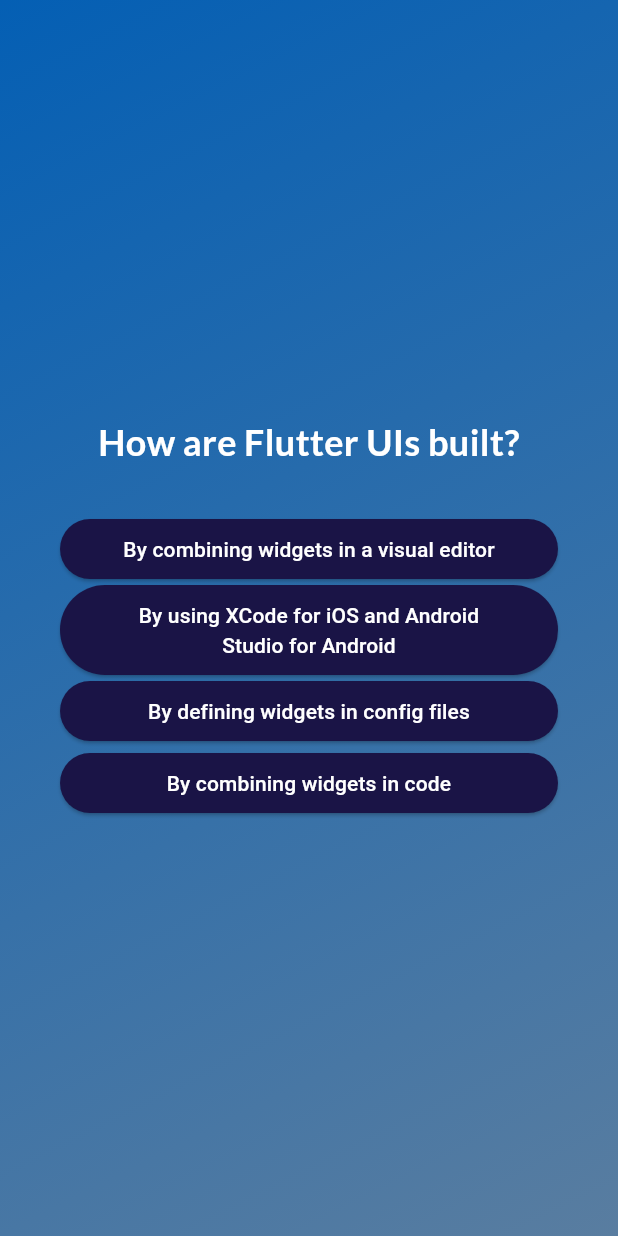
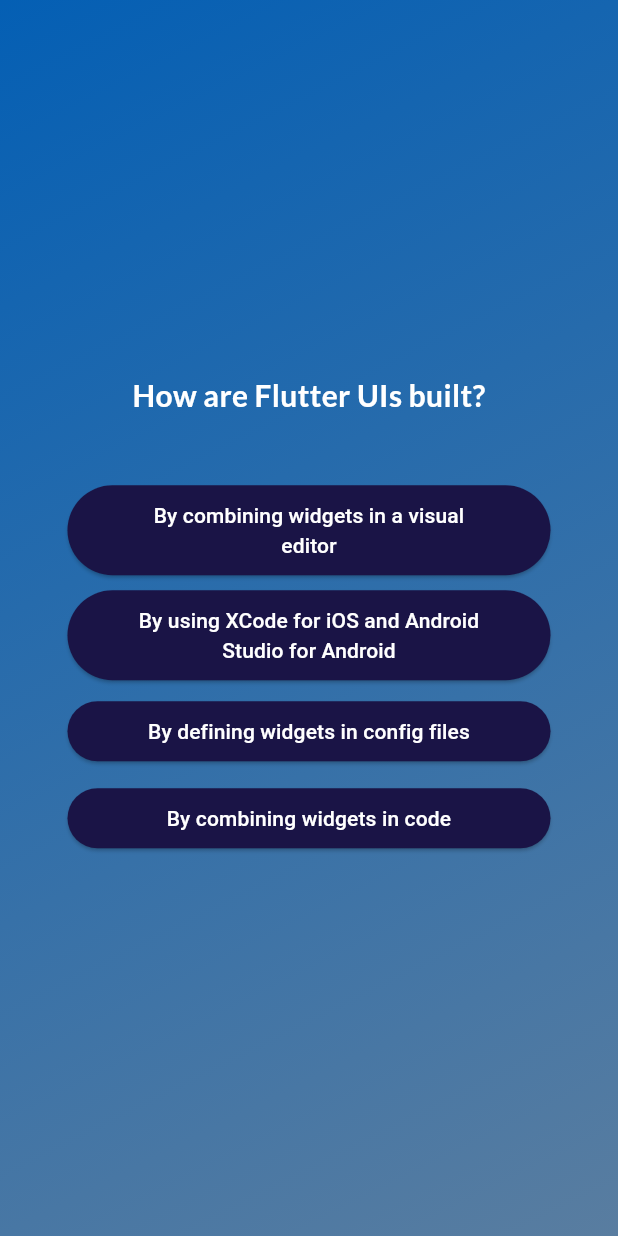
Before and after one commit to anthoskountouris/quiz_app, a Flutter app: the screen it shows after launch, after a tap on "Start Quiz", after a tap on "Components", on a phone screen of 412 x 824 dp. Run offline on Flutter 3.47's test engine with Material 3 defaults, Android fonts, the phone set to English and light mode, and no system bars; our stand-ins replace google_fonts.

Commit message:
Final version of the app

```diff
--- a/lib/answer_button.dart
+++ b/lib/answer_button.dart
@@ -8,7 +8,9 @@ class AnswerButton extends StatelessWidget{
 
   @override
   Widget build(BuildContext context){
-    return ElevatedButton(
+    return Container(
+      margin: const EdgeInsets.all(5),
+      child: ElevatedButton(
         onPressed: onTap,
         style: ElevatedButton.styleFrom(
           padding: const EdgeInsets.symmetric(vertical: 10, horizontal: 40,),
@@ -17,7 +19,8 @@ class AnswerButton extends StatelessWidget{
           shape: RoundedRectangleBorder(borderRadius: BorderRadius.circular((40)),
           )
         ),
-      child: Text(answerText, textAlign: TextAlign.center,));
+        child: Text(answerText, textAlign: TextAlign.center,)),
+    );
   }
 
 }
--- a/lib/models/quiz_questions.dart
+++ b/lib/models/quiz_questions.dart
@@ -6,7 +6,7 @@ class QuizQuestion{
   final List<String> answers;
 
   // We shuffle the list but we create a copy of the original list in order not to change the original
-  List<String> getShuffledAnswers(){
+  List<String> get shuffledAnswers {
     final shuffledList = List.of(answers);
     shuffledList.shuffle();
     return shuffledList;
--- a/lib/questions_screen.dart
+++ b/lib/questions_screen.dart
@@ -4,7 +4,9 @@ import 'package:quizz_app/data/questions.dart';
 import 'package:google_fonts/google_fonts.dart';
 
 class QuestionsScreen extends StatefulWidget{
-  const QuestionsScreen({super.key});
+  const QuestionsScreen({super.key, required this.onSelectAnswer}); // We are adding the function as a parameter
+
+  final void Function(String answer) onSelectAnswer; // We name it like this to show that this function will ger trigged on a certain event
 
   @override
   State<QuestionsScreen> createState(){
@@ -15,9 +17,13 @@ class QuestionsScreen extends StatefulWidget{
 class _QuestionsScreenState extends State<QuestionsScreen>{
   var currentQuestionIndex = 0;
 
-  void answerQuestion(){
+  void answerQuestion(String selectedAnswer){
     // currentQuestionIndex = currentQuestionIndex + 1;
     // currentQuestionIndex += 1;
+
+    // Provided by flutter, gives access to the Widget class and its properties
+    widget.onSelectAnswer(selectedAnswer);
+
     setState(() {
       currentQuestionIndex++;
     });
@@ -38,11 +44,15 @@ class _QuestionsScreenState extends State<QuestionsScreen>{
           crossAxisAlignment: CrossAxisAlignment.stretch,
           children: [
             Text(currentQuestion.text,
-                style: GoogleFonts.lato(color: Colors.white, fontSize:24, fontWeight: FontWeight.bold),
+                style: GoogleFonts.lato(color: Colors.white, fontSize:20, fontWeight: FontWeight.bold),
                 textAlign: TextAlign.center,),
-            const SizedBox(height: 30),
-            ...currentQuestion.getShuffledAnswers().map((answer) {
-              return AnswerButton(answerText: answer, onTap:answerQuestion);
+            const SizedBox(height: 40),
+            ...currentQuestion.shuffledAnswers.map((answer) {
+              return AnswerButton(
+                answerText: answer,
+                onTap:(){
+                  answerQuestion(answer); // it will be called when the button is clicked, not automatically
+                });
             })
           ],
         ),
--- a/lib/quiz.dart
+++ b/lib/quiz.dart
@@ -1,6 +1,9 @@
 import 'package:flutter/material.dart';
+import 'package:quizz_app/data/questions.dart';
 import 'package:quizz_app/questions_screen.dart';
 import 'package:quizz_app/start_screen.dart';
+// import 'package:quizz_app/data/questions.dart';
+import 'package:quizz_app/results_screen.dart';
 
 class Quiz extends StatefulWidget{
   const Quiz({super.key});
@@ -12,6 +15,8 @@ class Quiz extends StatefulWidget{
 }
 
 class _QuizState extends State<Quiz> {
+
+  List<String> selectedAnswers = []; // This list contains our pre-defined answers for each question (1-1.2-2,...)
 
   var activeScreen = 'start-screen';
 
@@ -34,6 +39,26 @@ class _QuizState extends State<Quiz> {
     });
   }
 
+  void chooseAnswer(String answer){
+    selectedAnswers.add(answer);
+
+    if(selectedAnswers.length == questions.length){
+      setState(() {
+        // selectedAnswers = [];
+        activeScreen = 'results-screen';
+      });
+    }
+  }
+
+  void restartQuiz(){
+    setState(() {
+      selectedAnswers = [];
+      activeScreen = 'start-screen';
+    });
+  }
+
+
+
   @override
   Widget build(context){
     // final screenWidget = activeScreen == 'start-screen'
@@ -42,7 +67,12 @@ class _QuizState extends State<Quiz> {
     Widget screenWidget = StartScreen(switchScreen);
 
     if (activeScreen == 'questions-screen'){
-      screenWidget = const QuestionsScreen();
+      screenWidget = QuestionsScreen(
+        onSelectAnswer: chooseAnswer); //Since we added the function in the constructor, we pass it here
+    }
+
+    if (activeScreen == 'results-screen'){
+      screenWidget = ResultsScreen(chosenAnswers: selectedAnswers, onRestart: restartQuiz);
     }
 
 
--- a/lib/start_screen.dart
+++ b/lib/start_screen.dart
@@ -1,4 +1,5 @@
 import 'package:flutter/material.dart';
+import 'package:google_fonts/google_fonts.dart';
 import 'package:google_fonts/google_fonts.dart';
 
 class StartScreen extends StatelessWidget{
```
Also changed, not shown: lib/questions_summary.dart (added, +61 -0 lines), lib/results_screen.dart (added, +73 -0 lines). Lines whose indentation alone changed are shown as unchanged.
